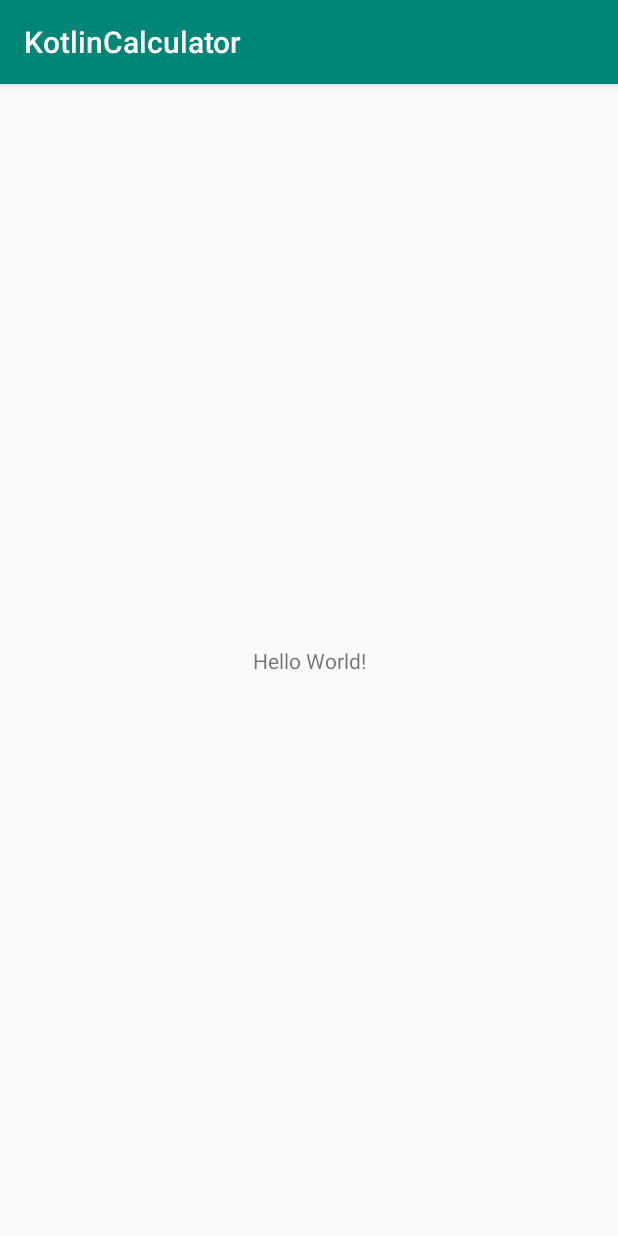
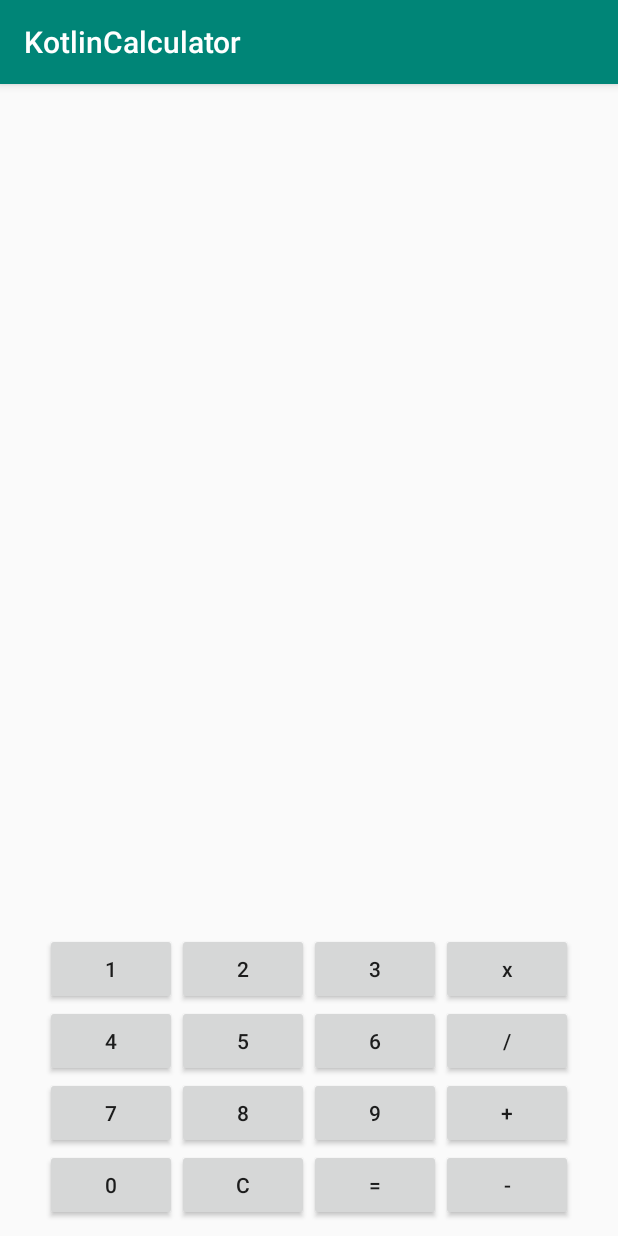
Before and after one commit to nigelcardozo/KotlinCalculator, an Android app: the screen it shows after launch (MainActivity), on a phone screen of 412 x 824 dp. Run offline under Robolectric (Android 15) with nearby library versions, the phone set to English and light mode, and no system bars.

Commit message:
Added buttons to layout file. Simple test to ensure that button presses display text on screen

```diff
--- a/app/src/main/java/com/nigelcardozo/kotlincalculator/MainActivity.kt
+++ b/app/src/main/java/com/nigelcardozo/kotlincalculator/MainActivity.kt
@@ -2,11 +2,29 @@ package com.nigelcardozo.kotlincalculator
 
 import android.support.v7.app.AppCompatActivity
 import android.os.Bundle
+import kotlinx.android.synthetic.main.activity_main.*
 
 class MainActivity : AppCompatActivity() {
 
     override fun onCreate(savedInstanceState: Bundle?) {
         super.onCreate(savedInstanceState)
         setContentView(R.layout.activity_main)
+
+        setupOnClickListeners()
+    }
+
+    fun setupOnClickListeners() {
+
+        btnNum0.setOnClickListener {
+            tvCalcOutput.text = "0"
+        }
+
+        btnNum1.setOnClickListener {
+            tvCalcOutput.text = "1"
+        }
+
+        btnNum2.setOnClickListener {
+            tvCalcOutput.text = "2"
+        }
     }
 }
--- a/app/src/main/res/layout/activity_main.xml
+++ b/app/src/main/res/layout/activity_main.xml
@@ -8,12 +8,153 @@
         tools:context=".MainActivity">
 
     <TextView
-            android:layout_width="wrap_content"
+            android:id="@+id/tvCalcOutput"
+            android:layout_width="match_parent"
             android:layout_height="wrap_content"
-            android:text="Hello World!"
-            app:layout_constraintBottom_toBottomOf="parent"
+            android:text=""
+            android:gravity="center"
+            android:layout_marginTop="10dp"
             app:layout_constraintLeft_toLeftOf="parent"
             app:layout_constraintRight_toRightOf="parent"
-            app:layout_constraintTop_toTopOf="parent"/>
+            app:layout_constraintTop_toTopOf="parent"
+            tools:text="123456789" />
+
+    <GridLayout android:layout_width="wrap_content"
+                android:layout_height="wrap_content"
+                android:layout_marginBottom="10dp"
+                android:columnCount="4"
+                app:layout_constraintLeft_toLeftOf="parent"
+                app:layout_constraintRight_toRightOf="parent"
+                app:layout_constraintBottom_toBottomOf="parent">
+
+        <Button
+                android:id="@+id/btnNum1"
+                android:layout_width="wrap_content"
+                android:layout_height="wrap_content"
+                android:text="1"
+                android:layout_columnSpan="1"
+                android:textAllCaps="false"/>
+
+        <Button
+                android:id="@+id/btnNum2"
+                android:layout_width="wrap_content"
+                android:layout_height="wrap_content"
+                android:text="2"
+                android:layout_columnSpan="1"
+                android:textAllCaps="false"/>
+
+        <Button
+                android:id="@+id/btnNum3"
+                android:layout_width="wrap_content"
+                android:layout_height="wrap_content"
+                android:text="3"
+                android:layout_columnSpan="1"
+                android:textAllCaps="false"/>
+
+        <Button
+                android:id="@+id/btnOperatorMultiply"
+                android:layout_width="wrap_content"
+                android:layout_height="wrap_content"
+                android:text="x"
+                android:layout_columnSpan="1"
+                android:textAllCaps="false"/>
+
+        <Button
+                android:id="@+id/btnNum4"
+                android:layout_width="wrap_content"
+                android:layout_height="wrap_content"
+                android:text="4"
+                android:layout_columnSpan="1"
+                android:textAllCaps="false"/>
+
+        <Button
+                android:id="@+id/btnNum5"
+                android:layout_width="wrap_content"
+                android:layout_height="wrap_content"
+                android:text="5"
+                android:layout_columnSpan="1"
+                android:textAllCaps="false"/>
+
+        <Button
+                android:id="@+id/btnNum6"
+                android:layout_width="wrap_content"
+                android:layout_height="wrap_content"
+                android:text="6"
+                android:layout_columnSpan="1"
+                android:textAllCaps="false"/>
+
+        <Button
+                android:id="@+id/btnOperatorDivide"
+                android:layout_width="wrap_content"
+                android:layout_height="wrap_content"
+                android:text="/"
+                android:layout_columnSpan="1"
+                android:textAllCaps="false"/>
+
+        <Button
+                android:id="@+id/btnNum7"
+                android:layout_width="wrap_content"
+                android:layout_height="wrap_content"
+                android:text="7"
+                android:layout_columnSpan="1"
+                android:textAllCaps="false"/>
+
+        <Button
+                android:id="@+id/btnNum8"
+                android:layout_width="wrap_content"
+                android:layout_height="wrap_content"
+                android:text="8"
+                android:layout_columnSpan="1"
+                android:textAllCaps="false"/>
+
+        <Button
+                android:id="@+id/btnNum9"
+                android:layout_width="wrap_content"
+                android:layout_height="wrap_content"
+                android:text="9"
+                android:layout_columnSpan="1"
+                android:textAllCaps="false"/>
+
+        <Button
+                android:id="@+id/btnOperatorPlus"
+                android:layout_width="wrap_content"
+                android:layout_height="wrap_content"
+                android:text="+"
+                android:layout_columnSpan="1"
+                android:textAllCaps="false"/>
+
+        <Button
+                android:id="@+id/btnNum0"
+                android:layout_width="wrap_content"
+                android:layout_height="wrap_content"
+                android:text="0"
+                android:layout_columnSpan="1"
+                android:textAllCaps="false"/>
+
+        <Button
+                android:id="@+id/btnClear"
+                android:layout_width="wrap_content"
+                android:layout_height="wrap_content"
+                android:text="C"
+                android:layout_columnSpan="1"
+                android:textAllCaps="false"/>
+
+        <Button
+                android:id="@+id/btnOperatorEquals"
+                android:layout_width="wrap_content"
+                android:layout_height="wrap_content"
+                android:text="="
+                android:layout_columnSpan="1"
+                android:textAllCaps="false"/>
+
+        <Button
+                android:id="@+id/btnOperatorSubtract"
+                android:layout_width="wrap_content"
+                android:layout_height="wrap_content"
+                android:text="-"
+                android:layout_columnSpan="1"
+                android:textAllCaps="false"/>
+
+    </GridLayout>
 
 </android.support.constraint.ConstraintLayout>
```
